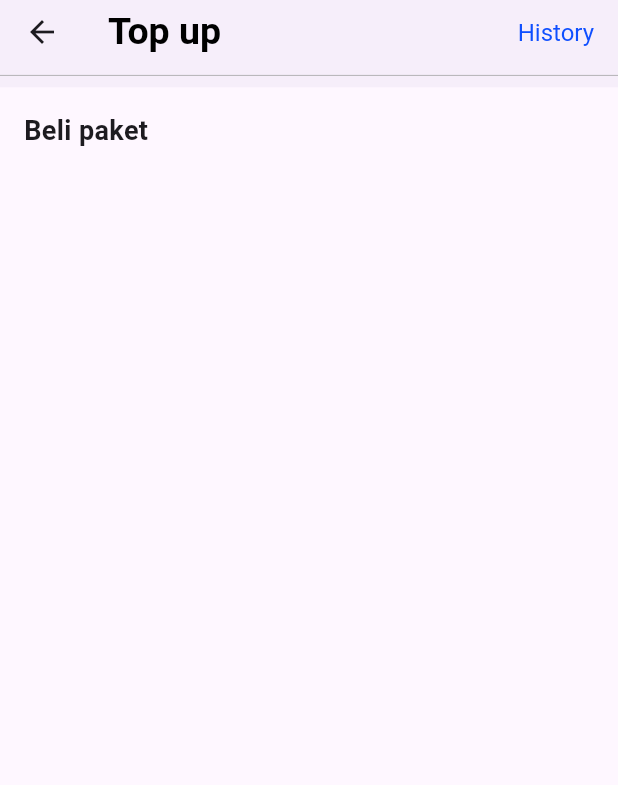
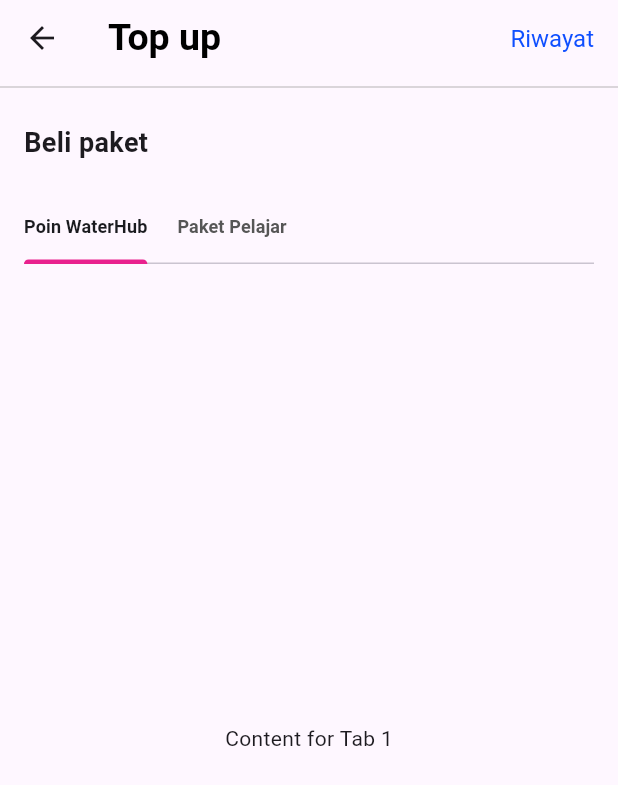
Before and after one commit to palveeen22/learn-flutter-stack, a Flutter app: the NextScreen screen opened directly, on a phone screen of 412 x 824 dp. Shown: the top 785 px of the screen. Run offline on Flutter 3.47's test engine with Material 3 defaults, Android fonts, the light colour scheme and no system bars; our stand-ins replace image_picker; Roboto replaces fonts that are missing (popins).

Commit message:
feat: slicing whub test

```diff
--- a/lib/TestScreen/NextScreen.dart
+++ b/lib/TestScreen/NextScreen.dart
@@ -5,15 +5,18 @@ class NextScreen extends StatelessWidget {
 
   @override
   Widget build(BuildContext context) {
-    return Scaffold(
-      appBar: _buildAppBar(),
-      body: _buildBody(context), // Call _buildBody with context
+    return DefaultTabController(
+      length: 2, // Define the number of tabs
+      child: Scaffold(
+        appBar: _buildAppBar(),
+        body: _buildBody(context), // Call _buildBody with context
+      ),
     );
   }
 
   AppBar _buildAppBar() {
     return AppBar(
-      elevation: 1,
+      // elevation: 1,
       title: Row(
         mainAxisAlignment: MainAxisAlignment.spaceBetween,
         children: [
@@ -27,7 +30,7 @@ class NextScreen extends StatelessWidget {
             ),
           ),
           Text(
-            'History', // Changed the comment to English
+            'Riwayat',
             style: TextStyle(
               fontSize: 16,
               color: Color(0xFF0F4FFF),
@@ -36,7 +39,7 @@ class NextScreen extends StatelessWidget {
         ],
       ),
       bottom: PreferredSize(
-        preferredSize: Size.fromHeight(2.2), // Set the preferred size to 1.0
+        preferredSize: Size.fromHeight(10),
         child: Divider(color: Colors.grey, thickness: 0.5),
       ),
     );
@@ -49,6 +52,7 @@ class NextScreen extends StatelessWidget {
           const EdgeInsets.all(16.0), // Add padding of 16 pixels on all sides
       child: Column(
         mainAxisAlignment: MainAxisAlignment.start,
+        crossAxisAlignment: CrossAxisAlignment.start, // Align to the start
         children: [
           Text(
             'Beli paket',
@@ -58,6 +62,52 @@ class NextScreen extends StatelessWidget {
               fontWeight: FontWeight.w600,
             ),
           ),
+          SizedBox(height: 20),
+          TabBar(
+            isScrollable: true, // Allow tabs to scroll horizontally
+            // indicator: null, // Disable indicator
+            indicatorPadding: EdgeInsets.zero,
+            tabAlignment: TabAlignment.start,
+            indicatorColor:
+                Color(0xFFE9218E), // Color for the selected tab indicator
+            unselectedLabelColor:
+                Color(0xFF565656), // Color for unselected tabs
+            labelColor: Color(0xFF1A1B1F), // Color for selected tab text
+            labelPadding:
+                EdgeInsets.only(left: 0, right: 20), // Set label padding
+            tabs: [
+              Tab(
+                child: Text(
+                  'Poin WaterHub',
+                  style: TextStyle(
+                    fontSize: 12,
+                    fontFamily: "popins",
+                    fontWeight: FontWeight.w700,
+                  ),
+                ),
+              ),
+              Tab(
+                child: Text(
+                  'Paket Pelajar',
+                  style: TextStyle(
+                    fontSize: 12,
+                    fontFamily: "popins",
+                    fontWeight: FontWeight.w700,
+                  ),
+                ),
+              ),
+            ],
+          ),
+          Expanded(
+            child: TabBarView(
+              children: [
+                // Your content for Tab 1
+                Center(child: Text('Content for Tab 1')),
+                // Your content for Tab 2
+                Center(child: Text('Content for Tab 2')),
+              ],
+            ),
+          ),
         ],
       ),
     );
```
Also changed, not shown: lib/waterScreens/paket_screen.dart (added), lib/waterScreens/point_screen.dart (added).
